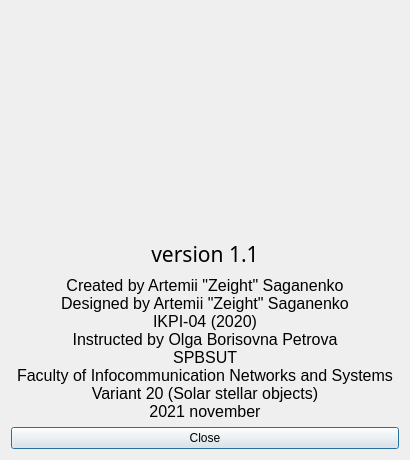
First picture: the form in forms/aboutdialog.ui, repository zeightOFFICIAL/csv-space-database, before the edit.
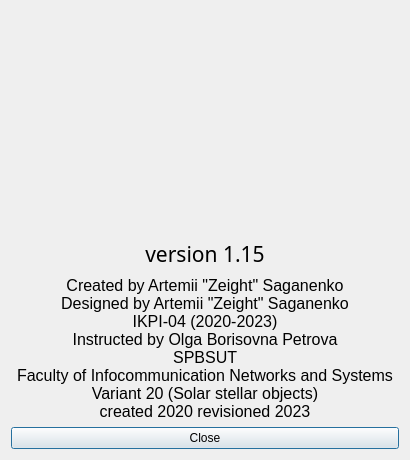
Second picture: the form after the edit. Icons and pictures are not drawn.

```diff
--- a/forms/aboutdialog.ui
+++ b/forms/aboutdialog.ui
@@ -109,12 +109,11 @@
         <font>
          <family>Venus Rising</family>
          <pointsize>16</pointsize>
-         <weight>50</weight>
          <bold>false</bold>
         </font>
        </property>
        <property name="text">
-        <string>version 1.1</string>
+        <string>version 1.15</string>
        </property>
        <property name="alignment">
         <set>Qt::AlignCenter</set>
@@ -130,7 +129,7 @@
         </font>
        </property>
        <property name="text">
-        <string>Created by Artemii &quot;Zeight&quot; Saganenko             Designed by Artemii &quot;Zeight&quot; Saganenko                        IKPI-04 (2020)                                                             Instructed by Olga Borisovna Petrova                           SPBSUT                                                                                          Faculty of Infocommunication Networks and Systems             Variant 20 (Solar stellar objects)                                       2021 november</string>
+        <string>Created by Artemii &quot;Zeight&quot; Saganenko             Designed by Artemii &quot;Zeight&quot; Saganenko                        IKPI-04 (2020-2023)                                                             Instructed by Olga Borisovna Petrova                           SPBSUT                                                                                          Faculty of Infocommunication Networks and Systems             Variant 20 (Solar stellar objects)                                      created 2020 revisioned 2023</string>
        </property>
        <property name="alignment">
         <set>Qt::AlignHCenter|Qt::AlignTop</set>
```
Left out of the diff: 27 changed lines with no effect on the pictures.
